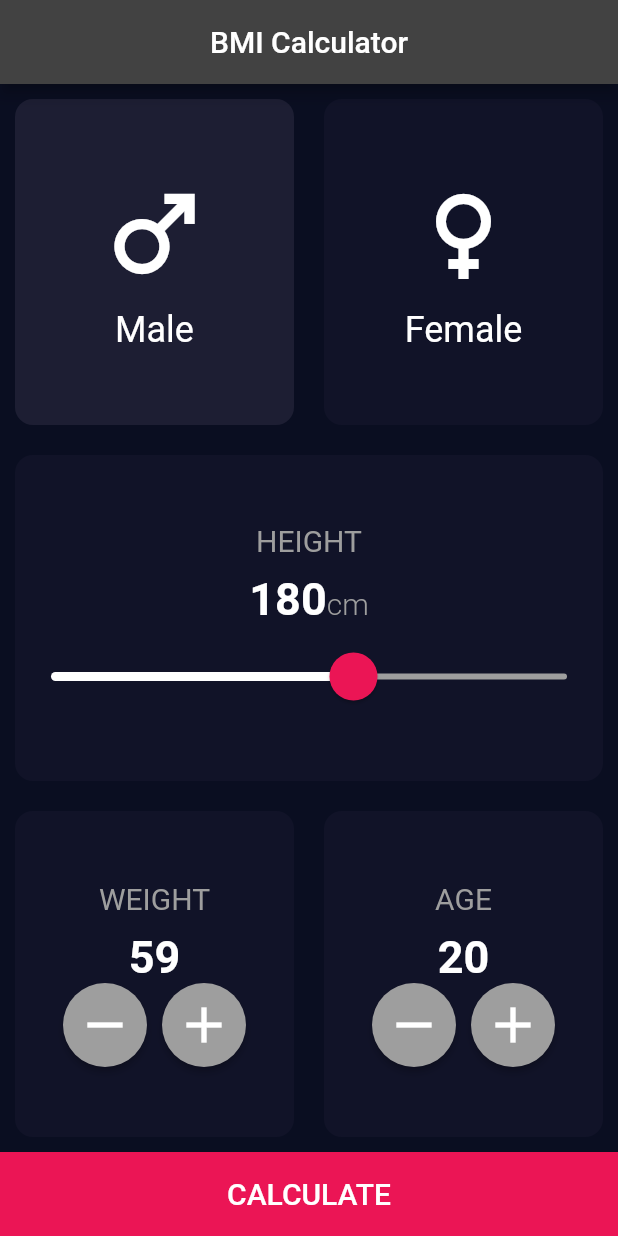
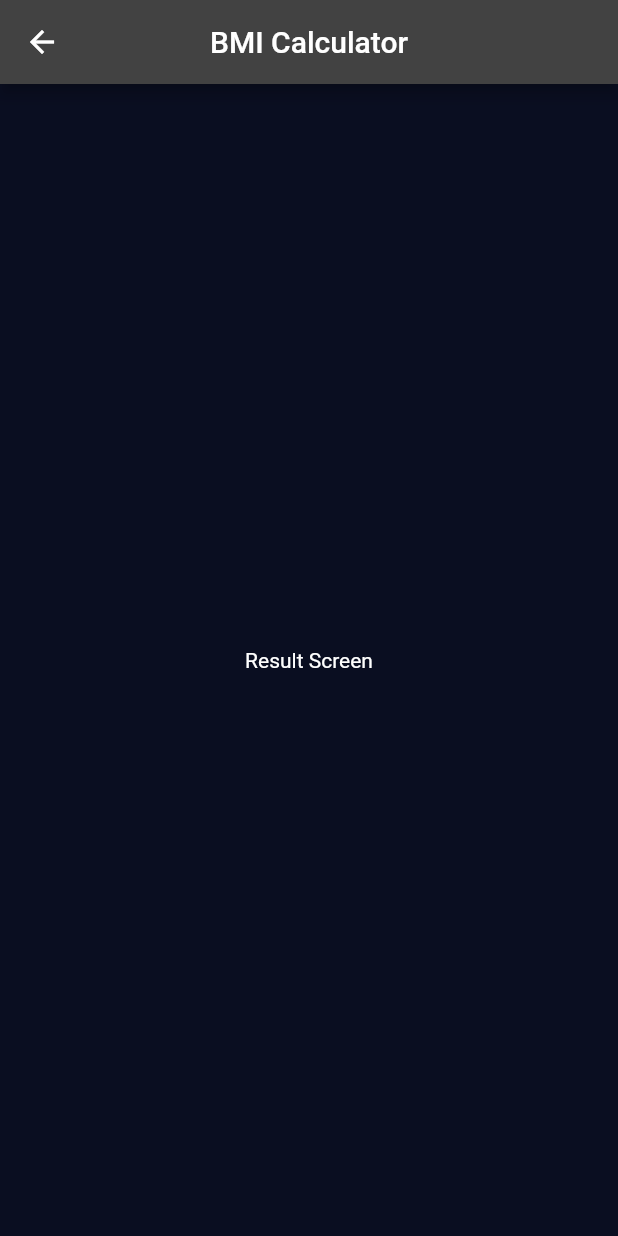
Before and after one commit to samirsamawade/bmi_calculator, a Flutter app: the screen it shows after launch, after a tap on "CALCULATE", on a phone screen of 412 x 824 dp. Run offline on Flutter 3.47's test engine with Material 2 defaults, Android fonts, the phone set to English and light mode, and no system bars.

Commit message:
Go to Result Screen

```diff
--- a/lib/screens/home.dart
+++ b/lib/screens/home.dart
@@ -1,8 +1,9 @@
 import 'package:bmi_calculator/constants.dart';
+import 'package:bmi_calculator/screens/screens.dart';
 import 'package:flutter/material.dart';
 import '../widgets/widgets.dart';
 
-enum Gender{male, female}
+enum Gender { male, female }
 
 class HomeScreen extends StatefulWidget {
   const HomeScreen({Key? key}) : super(key: key);
@@ -16,6 +17,13 @@ class _HomeScreenState extends State<HomeScreen> {
   int weight = 60;
   int age = 20;
   Gender selectedGender = Gender.male;
+
+  void _goToRestScreen() {
+    Navigator.push(context, MaterialPageRoute(builder: (context) {
+      return ResultScreen();
+    }));
+  }
+
   @override
   Widget build(BuildContext context) {
     return Scaffold(
@@ -218,9 +226,7 @@ class _HomeScreenState extends State<HomeScreen> {
             ),
           ),
           RawMaterialButton(
-            onPressed: () {
-              print("raw material button pressed");
-            },
+            onPressed: _goToRestScreen,
             child: Text(
               "CALCULATE",
               style: TextStyle(
--- /dev/null
+++ b/lib/screens/result.dart
@@ -0,0 +1,16 @@
+import 'package:flutter/material.dart';
+
+class ResultScreen extends StatelessWidget {
+  const ResultScreen({Key? key}) : super(key: key);
+
+  @override
+  Widget build(BuildContext context) {
+    return Scaffold(
+      appBar: AppBar(
+        title: Text("BMI Calculator"),
+        centerTitle: true,
+      ),
+      body: Center(child: Text("Result Screen")),
+    );
+  }
+}
--- a/lib/screens/screens.dart
+++ b/lib/screens/screens.dart
@@ -1 +1,2 @@
 export 'home.dart';
+export 'result.dart';
```
